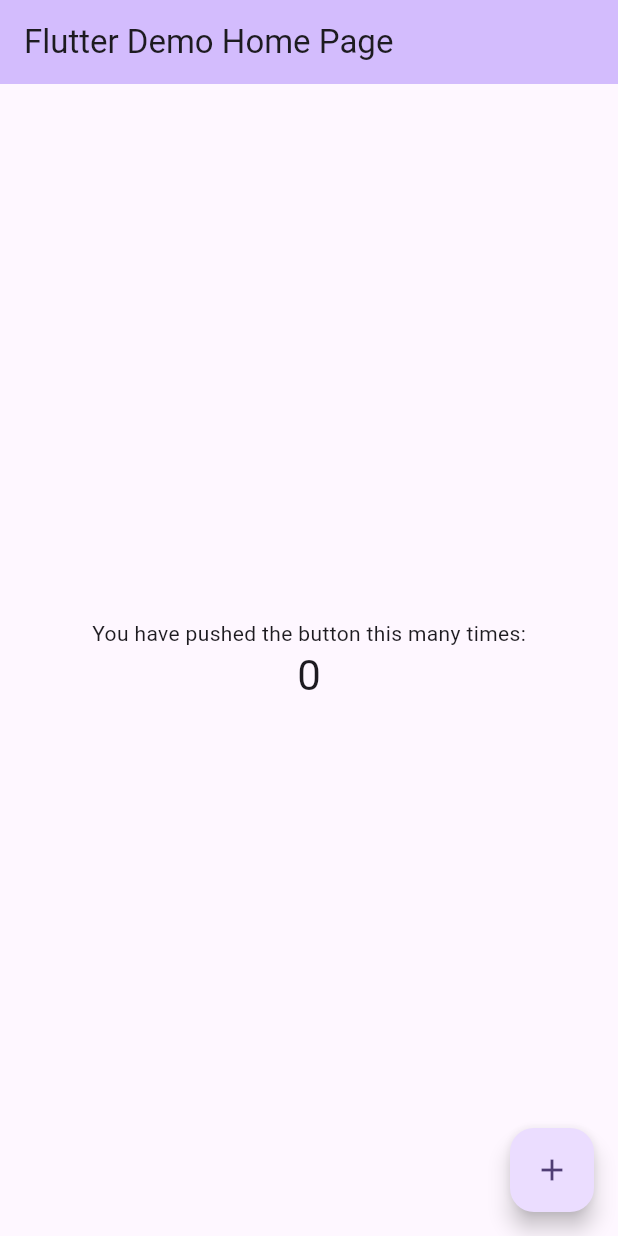
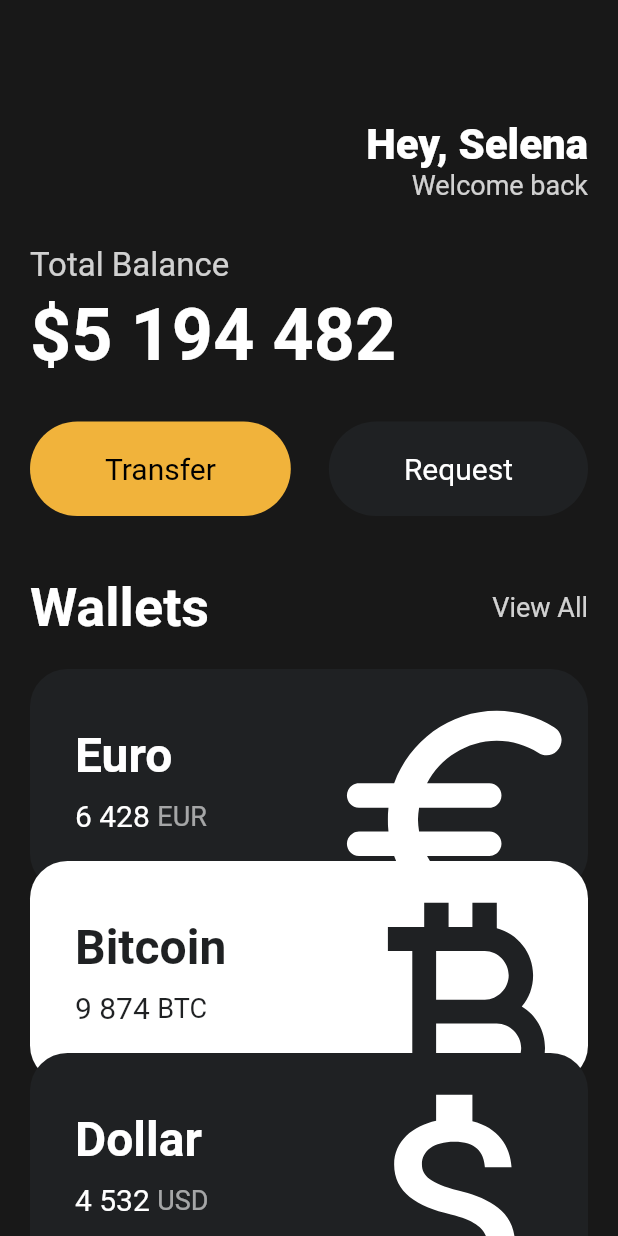
Before and after one commit to no-ikjun/flutter01, a Flutter app: the screen it shows after launch, on a phone screen of 412 x 824 dp. Run offline on Flutter 3.47's test engine with Material 2 defaults, Android fonts, the phone set to English and light mode, and no system bars.

Commit message:
ui practice complete

```diff
--- a/lib/main.dart
+++ b/lib/main.dart
@@ -1,125 +1,147 @@
 import 'package:flutter/material.dart';
+import 'package:flutter01/widgets/button.dart';
+import 'package:flutter01/widgets/currency_card.dart';
 
 void main() {
-  runApp(const MyApp());
+  runApp(const App());
 }
 
-class MyApp extends StatelessWidget {
-  const MyApp({super.key});
+class App extends StatelessWidget {
+  const App({super.key});
 
-  // This widget is the root of your application.
   @override
   Widget build(BuildContext context) {
     return MaterialApp(
-      title: 'Flutter Demo',
-      theme: ThemeData(
-        // This is the theme of your application.
-        //
-        // TRY THIS: Try running your application with "flutter run". You'll see
-        // the application has a blue toolbar. Then, without quitting the app,
-        // try changing the seedColor in the colorScheme below to Colors.green
-        // and then invoke "hot reload" (save your changes or press the "hot
-        // reload" button in a Flutter-supported IDE, or press "r" if you used
-        // the command line to start the app).
-        //
-        // Notice that the counter didn't reset back to zero; the application
-        // state is not lost during the reload. To reset the state, use hot
-        // restart instead.
-        //
-        // This works for code too, not just values: Most code changes can be
-        // tested with just a hot reload.
-        colorScheme: ColorScheme.fromSeed(seedColor: Colors.deepPurple),
-        useMaterial3: true,
+      home: Scaffold(
+        backgroundColor: const Color(0xFF181818),
+        body: SingleChildScrollView(
+          child: Padding(
+            padding: const EdgeInsets.symmetric(
+              horizontal: 20,
             ),
-      home: const MyHomePage(title: 'Flutter Demo Home Page'),
-    );
-  }
-}
-
-class MyHomePage extends StatefulWidget {
-  const MyHomePage({super.key, required this.title});
-
-  // This widget is the home page of your application. It is stateful, meaning
-  // that it has a State object (defined below) that contains fields that affect
-  // how it looks.
-
-  // This class is the configuration for the state. It holds the values (in this
-  // case the title) provided by the parent (in this case the App widget) and
-  // used by the build method of the State. Fields in a Widget subclass are
-  // always marked "final".
-
-  final String title;
-
-  @override
-  State<MyHomePage> createState() => _MyHomePageState();
-}
-
-class _MyHomePageState extends State<MyHomePage> {
-  int _counter = 0;
-
-  void _incrementCounter() {
-    setState(() {
-      // This call to setState tells the Flutter framework that something has
-      // changed in this State, which causes it to rerun the build method below
-      // so that the display can reflect the updated values. If we changed
-      // _counter without calling setState(), then the build method would not be
-      // called again, and so nothing would appear to happen.
-      _counter++;
-    });
-  }
-
-  @override
-  Widget build(BuildContext context) {
-    // This method is rerun every time setState is called, for instance as done
-    // by the _incrementCounter method above.
-    //
-    // The Flutter framework has been optimized to make rerunning build methods
-    // fast, so that you can just rebuild anything that needs updating rather
-    // than having to individually change instances of widgets.
-    return Scaffold(
-      appBar: AppBar(
-        // TRY THIS: Try changing the color here to a specific color (to
-        // Colors.amber, perhaps?) and trigger a hot reload to see the AppBar
-        // change color while the other colors stay the same.
-        backgroundColor: Theme.of(context).colorScheme.inversePrimary,
-        // Here we take the value from the MyHomePage object that was created by
-        // the App.build method, and use it to set our appbar title.
-        title: Text(widget.title),
+            child: Column(
+              crossAxisAlignment: CrossAxisAlignment.start,
+              children: [
+                const SizedBox(
+                  height: 80,
                 ),
-      body: Center(
-        // Center is a layout widget. It takes a single child and positions it
-        // in the middle of the parent.
-        child: Column(
-          // Column is also a layout widget. It takes a list of children and
-          // arranges them vertically. By default, it sizes itself to fit its
-          // children horizontally, and tries to be as tall as its parent.
-          //
-          // Column has various properties to control how it sizes itself and
-          // how it positions its children. Here we use mainAxisAlignment to
-          // center the children vertically; the main axis here is the vertical
-          // axis because Columns are vertical (the cross axis would be
-          // horizontal).
-          //
-          // TRY THIS: Invoke "debug painting" (choose the "Toggle Debug Paint"
-          // action in the IDE, or press "p" in the console), to see the
-          // wireframe for each widget.
-          mainAxisAlignment: MainAxisAlignment.center,
-          children: <Widget>[
+                Row(
+                  mainAxisAlignment: MainAxisAlignment.end,
+                  children: [
+                    Column(
+                      crossAxisAlignment: CrossAxisAlignment.end,
+                      children: [
                         const Text(
-              'You have pushed the button this many times:',
+                          "Hey, Selena",
+                          style: TextStyle(
+                            color: Colors.white,
+                            fontSize: 28,
+                            fontWeight: FontWeight.w800,
+                          ),
                         ),
                         Text(
-              '$_counter',
-              style: Theme.of(context).textTheme.headlineMedium,
+                          "Welcome back",
+                          style: TextStyle(
+                            color: Colors.white.withOpacity(0.8),
+                            fontSize: 18,
+                          ),
+                        ),
+                      ],
+                    )
+                  ],
+                ),
+                const SizedBox(
+                  height: 30,
+                ),
+                Text(
+                  'Total Balance',
+                  style: TextStyle(
+                    color: Colors.white.withOpacity(0.8),
+                    fontSize: 22,
+                  ),
+                ),
+                const SizedBox(
+                  height: 5,
+                ),
+                const Text(
+                  '\$5 194 482',
+                  style: TextStyle(
+                    color: Colors.white,
+                    fontWeight: FontWeight.w600,
+                    fontSize: 48,
+                  ),
+                ),
+                const SizedBox(
+                  height: 30,
+                ),
+                const Row(
+                  mainAxisAlignment: MainAxisAlignment.spaceBetween,
+                  children: [
+                    Button(
+                        text: 'Transfer',
+                        bgColor: Color(0xFFF1B33B),
+                        textColor: Colors.black),
+                    Button(
+                        text: 'Request',
+                        bgColor: Color(0xFF1F2123),
+                        textColor: Colors.white),
+                  ],
+                ),
+                const SizedBox(
+                  height: 40,
+                ),
+                Row(
+                  mainAxisAlignment: MainAxisAlignment.spaceBetween,
+                  children: [
+                    const Text(
+                      'Wallets',
+                      style: TextStyle(
+                        color: Colors.white,
+                        fontSize: 36,
+                        fontWeight: FontWeight.w600,
+                      ),
+                    ),
+                    Text(
+                      'View All',
+                      style: TextStyle(
+                        color: Colors.white.withOpacity(0.8),
+                        fontSize: 18,
+                      ),
+                    ),
+                  ],
+                ),
+                const SizedBox(
+                  height: 20,
+                ),
+                const CurrencyCard(
+                  name: 'Euro',
+                  code: 'EUR',
+                  amount: '6 428',
+                  icon: Icons.euro_rounded,
+                  isInverted: false,
+                  dy: 0,
+                ),
+                const CurrencyCard(
+                  name: 'Bitcoin',
+                  code: 'BTC',
+                  amount: '9 874',
+                  icon: Icons.currency_bitcoin,
+                  isInverted: true,
+                  dy: -20,
+                ),
+                const CurrencyCard(
+                  name: 'Dollar',
+                  code: 'USD',
+                  amount: '4 532',
+                  icon: Icons.attach_money_outlined,
+                  isInverted: false,
+                  dy: -40,
                 ),
               ],
             ),
           ),
-      floatingActionButton: FloatingActionButton(
-        onPressed: _incrementCounter,
-        tooltip: 'Increment',
-        child: const Icon(Icons.add),
-      ), // This trailing comma makes auto-formatting nicer for build methods.
+        ),
+      ),
     );
   }
 }
--- /dev/null
+++ b/lib/widgets/button.dart
@@ -0,0 +1,36 @@
+import 'package:flutter/material.dart';
+
+class Button extends StatelessWidget {
+  final String text;
+  final Color bgColor;
+  final Color textColor;
+
+  const Button(
+      {super.key,
+      required this.text,
+      required this.bgColor,
+      required this.textColor});
+
+  @override
+  Widget build(BuildContext context) {
+    return Container(
+      decoration: BoxDecoration(
+        color: bgColor,
+        borderRadius: BorderRadius.circular(45),
+      ),
+      child: Padding(
+        padding: const EdgeInsets.symmetric(
+          vertical: 20,
+          horizontal: 50,
+        ),
+        child: Text(
+          text,
+          style: TextStyle(
+            color: textColor,
+            fontSize: 20,
+          ),
+        ),
+      ),
+    );
+  }
+}
--- /dev/null
+++ b/lib/widgets/currency_card.dart
@@ -0,0 +1,92 @@
+import 'package:flutter/material.dart';
+
+class CurrencyCard extends StatelessWidget {
+  final String name, code, amount;
+  final IconData icon;
+  final bool isInverted;
+  final int dy;
+
+  final _blackColor = const Color(0xFF1F2123);
+
+  const CurrencyCard({
+    super.key,
+    required this.name,
+    required this.code,
+    required this.amount,
+    required this.icon,
+    required this.isInverted,
+    required this.dy,
+  });
+
+  @override
+  Widget build(BuildContext context) {
+    return Transform.translate(
+      offset: Offset(0, dy.toDouble()),
+      child: Container(
+        clipBehavior: Clip.hardEdge,
+        decoration: BoxDecoration(
+          color: isInverted ? Colors.white : const Color(0xFF1F2123),
+          borderRadius: BorderRadius.circular(25),
+        ),
+        child: Padding(
+          padding: const EdgeInsets.all(30),
+          child: Row(
+            mainAxisAlignment: MainAxisAlignment.spaceBetween,
+            children: [
+              Column(
+                crossAxisAlignment: CrossAxisAlignment.start,
+                children: [
+                  Text(
+                    name,
+                    style: TextStyle(
+                      color: isInverted ? _blackColor : Colors.white,
+                      fontSize: 32,
+                      fontWeight: FontWeight.w600,
+                    ),
+                  ),
+                  const SizedBox(
+                    height: 10,
+                  ),
+                  Row(
+                    children: [
+                      Text(
+                        amount,
+                        style: TextStyle(
+                          color: isInverted ? _blackColor : Colors.white,
+                          fontSize: 20,
+                        ),
+                      ),
+                      const SizedBox(
+                        width: 5,
+                      ),
+                      Text(
+                        code,
+                        style: TextStyle(
+                          color: isInverted
+                              ? _blackColor
+                              : Colors.white.withOpacity(0.6),
+                          fontSize: 18,
+                        ),
+                      ),
+                    ],
+                  ),
+                ],
+              ),
+              Transform.scale(
+                scale: 2.2,
+                child: Transform.translate(
+                  offset: const Offset(-5, 12),
+                  child: Icon(
+                    icon,
+                    color: isInverted ? _blackColor : Colors.white,
+                    size: 88,
+                  ),
+                ),
+              )
+            ],
+          ),
+        ),
+      ),
+    );
+  }
+}
```
Lines whose indentation alone changed are shown as unchanged.
